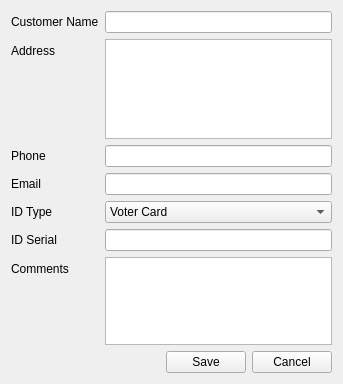
The window that add_new_customer.ui (dsubhajit/bill_master) describes before a commit, drawn with Qt 5.
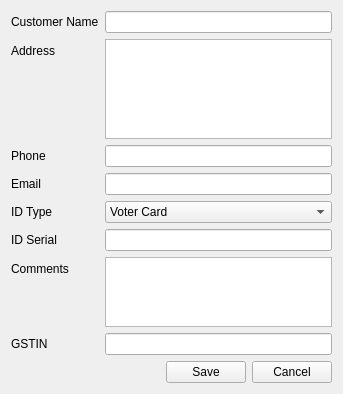
The same window after the commit. Icons and pictures are not drawn.

```diff
--- a/add_new_customer.ui
+++ b/add_new_customer.ui
@@ -142,6 +142,16 @@
      <item row="6" column="1">
       <widget class="QPlainTextEdit" name="comments"/>
      </item>
+     <item row="7" column="1">
+      <widget class="QLineEdit" name="gst_no"/>
+     </item>
+     <item row="7" column="0">
+      <widget class="QLabel" name="label_5">
+       <property name="text">
+        <string>GSTIN</string>
+       </property>
+      </widget>
+     </item>
     </layout>
    </item>
    <item>
```
Left out of the diff: 11 changed lines with no effect on the pictures.
